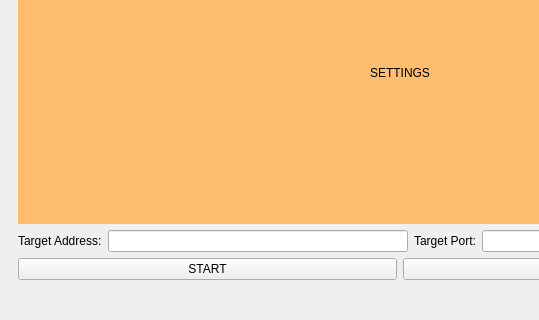
First picture: the form in mainwindow.ui, repository lebrown-lb/opencv_camera_stream, before the edit; both pictures show x 0 to 539 and y 280 to 600 of the 800 by 600 pixel window.
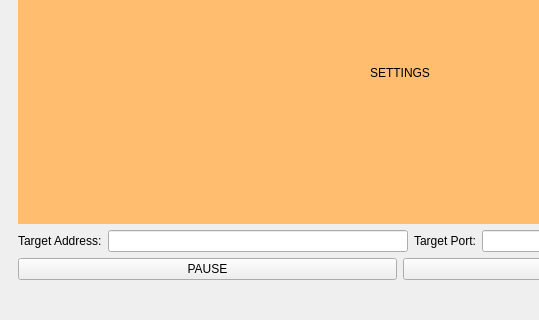
Second picture: the form after the edit. The open tabs and pages were chosen to show the change.

What changed in the file:
```diff
--- a/mainwindow.ui
+++ b/mainwindow.ui
@@ -158,7 +158,7 @@
            <item>
             <widget class="QPushButton" name="control_pb">
              <property name="text">
-              <string>START</string>
+              <string>PAUSE</string>
              </property>
             </widget>
            </item>
```
